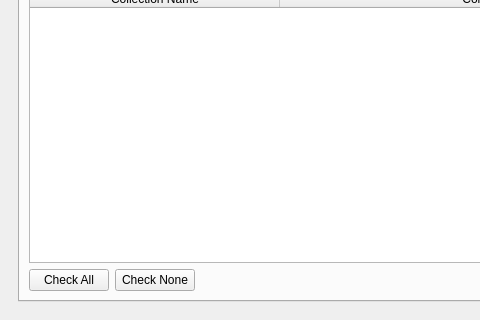
textbrowser/biblioteq, file UI/biblioteq_batch_activities_browser.ui: the form before one commit; both pictures show x 0 to 480 and y 180 to 500 of the 800 by 500 pixel window.
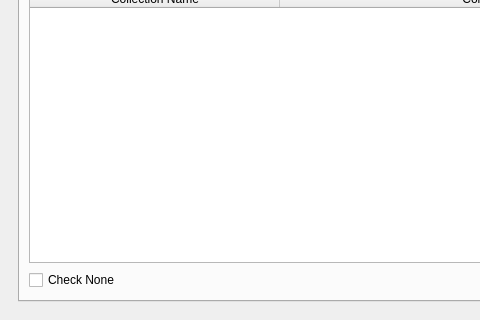
The form after the commit. The open tabs and pages were chosen to show the change. Icons and pictures are not drawn.

Commit message: Export photographs.

```diff
--- a/UI/biblioteq_batch_activities_browser.ui
+++ b/UI/biblioteq_batch_activities_browser.ui
@@ -965,14 +965,7 @@
            <item>
             <layout class="QHBoxLayout" name="horizontalLayout_12">
              <item>
-              <widget class="QPushButton" name="export_photographs_check_all">
-               <property name="text">
-                <string>Check All</string>
-               </property>
-              </widget>
-             </item>
-             <item>
-              <widget class="QPushButton" name="export_photographs_check_none">
+              <widget class="QCheckBox" name="export_photographs_check">
                <property name="text">
                 <string>Check None</string>
                </property>
```
Left out of the diff: 3 changed lines with no effect on the pictures. The commit also changes 2 other files.
